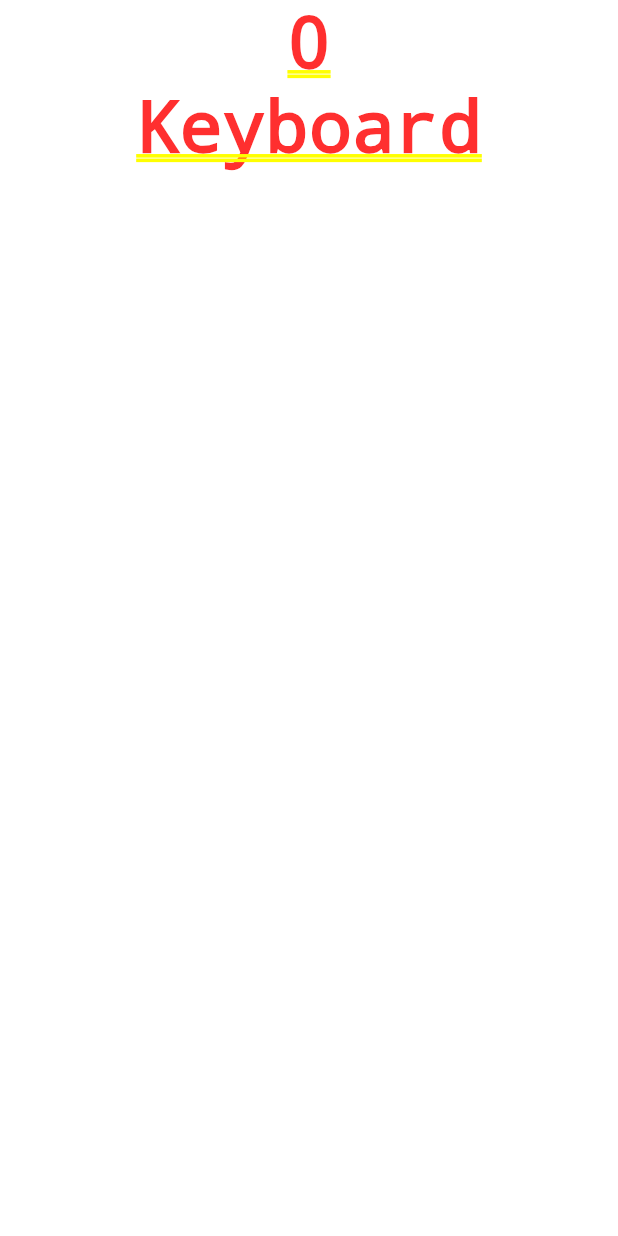
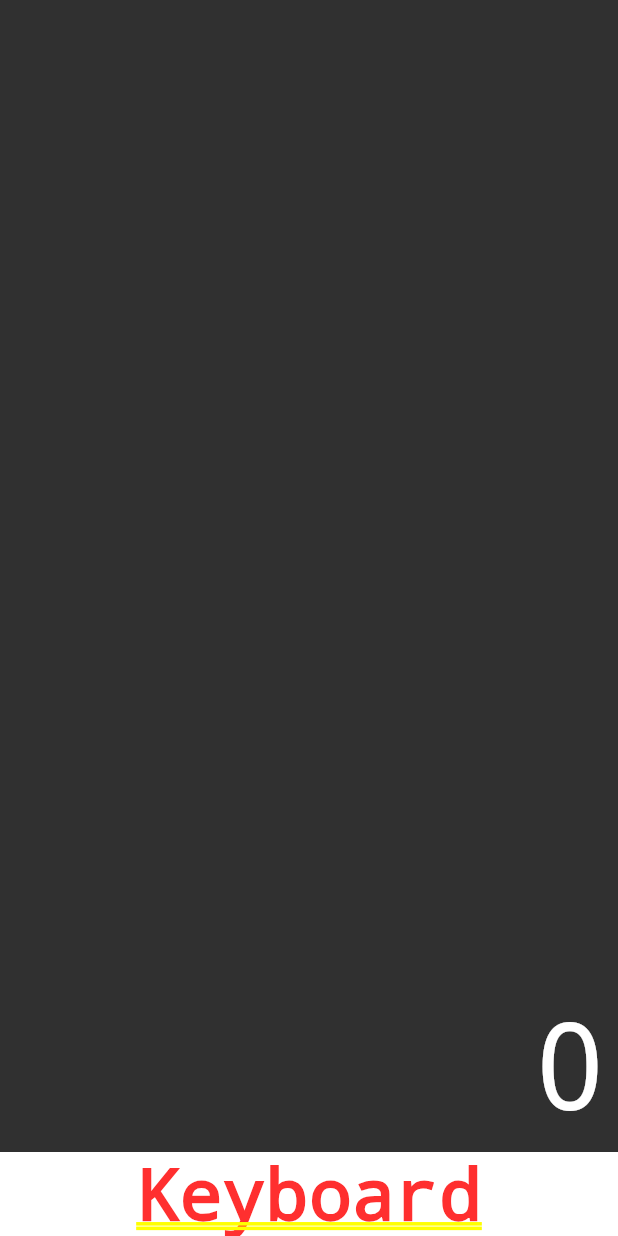
Before and after one commit to LucasCardoso910/calculator, a Flutter app: the screen it shows after launch, on a phone screen of 412 x 824 dp. Run offline on Flutter 3.47's test engine with Material 2 defaults, Android fonts, the phone set to English and light mode, and no system bars; drawn by our look-alikes of auto_size_text.

Commit message:
improving display component
Signed-off-by: Lucas Cardoso <lucas.cardoso.santos@usp.br>

```diff
--- a/lib/components/display.dart
+++ b/lib/components/display.dart
@@ -1,3 +1,4 @@
+import 'package:auto_size_text/auto_size_text.dart';
 import 'package:flutter/material.dart';
 
 class Display extends StatelessWidget {
@@ -7,8 +8,36 @@ class Display extends StatelessWidget {
 
   @override
   Widget build(BuildContext context) {
-    return Container(
-      child: Text(text),
+    const Color bgColor = Color.fromRGBO(48, 48, 48, 1);
+    const displayTextStyle = TextStyle(
+      fontWeight: FontWeight.w100,
+      decoration: TextDecoration.none,
+      fontSize: 80,
+      color: Colors.white,
+    );
+
+    return Expanded(
+      flex: 1, // takes all the space available
+      child: Container(
+        color: bgColor,
+        child: Column(
+          crossAxisAlignment: CrossAxisAlignment.stretch,
+          mainAxisAlignment: MainAxisAlignment.end,
+          children: <Widget>[
+            Padding(
+              padding: const EdgeInsets.all(8.0),
+              child: AutoSizeText(
+                text,
+                minFontSize: 20,
+                maxFontSize: 80,
+                maxLines: 1,
+                textAlign: TextAlign.end,
+                style: displayTextStyle,
+              ),
+            ),
+          ],
+        ),
+      ),
     );
   }
 }
--- a/pubspec.yaml
+++ b/pubspec.yaml
@@ -34,6 +34,7 @@ dependencies:
   # The following adds the Cupertino Icons font to your application.
   # Use with the CupertinoIcons class for iOS style icons.
   cupertino_icons: ^1.0.2
+  auto_size_text: ^3.0.0
 
 dev_dependencies:
   flutter_test:
```
Also changed, not shown: pubspec.lock.
